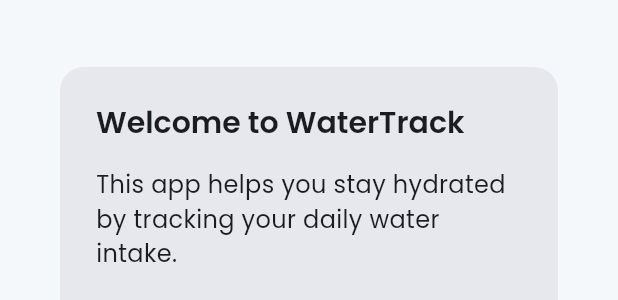
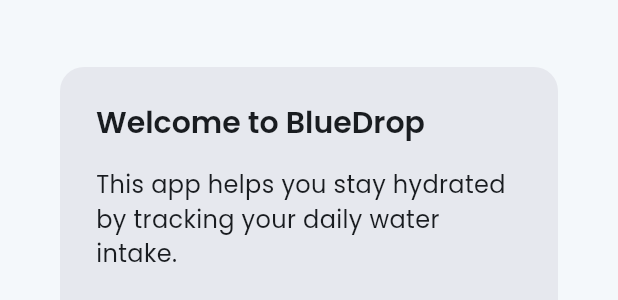
Before and after one commit to oluwatoni307/water_app, a Flutter app: the InfoDialog widget shown alone on an empty page, opened directly, on a phone screen of 412 x 824 dp. Shown: the part 377-677 px from the top of the screen. Run offline on Flutter 3.47's test engine with Material 3 defaults, Android fonts, the phone set to English and light mode, and no system bars; our stand-ins replace cloud_firestore, firebase_auth, firebase_core, fl_chart, flutter_local_notifications, google_fonts and 5 more; accounts and stored records are empty; statements that could not run were skipped.

Commit message:
Updated application to fix issues

```diff
--- a/lib/widgets/inforwidget.dart
+++ b/lib/widgets/inforwidget.dart
@@ -19,7 +19,7 @@ class _InfoDialogState extends State<InfoDialog> {
   // Updated list with title and message
   final List<Map<String, String>> _onboardingSteps = [
     {
-      'title': 'Welcome to WaterTrack',
+      'title': 'Welcome to BlueDrop',
       'message':
           'This app helps you stay hydrated by tracking your daily water intake.',
     },
```
Also changed, not shown: 1 other file.
